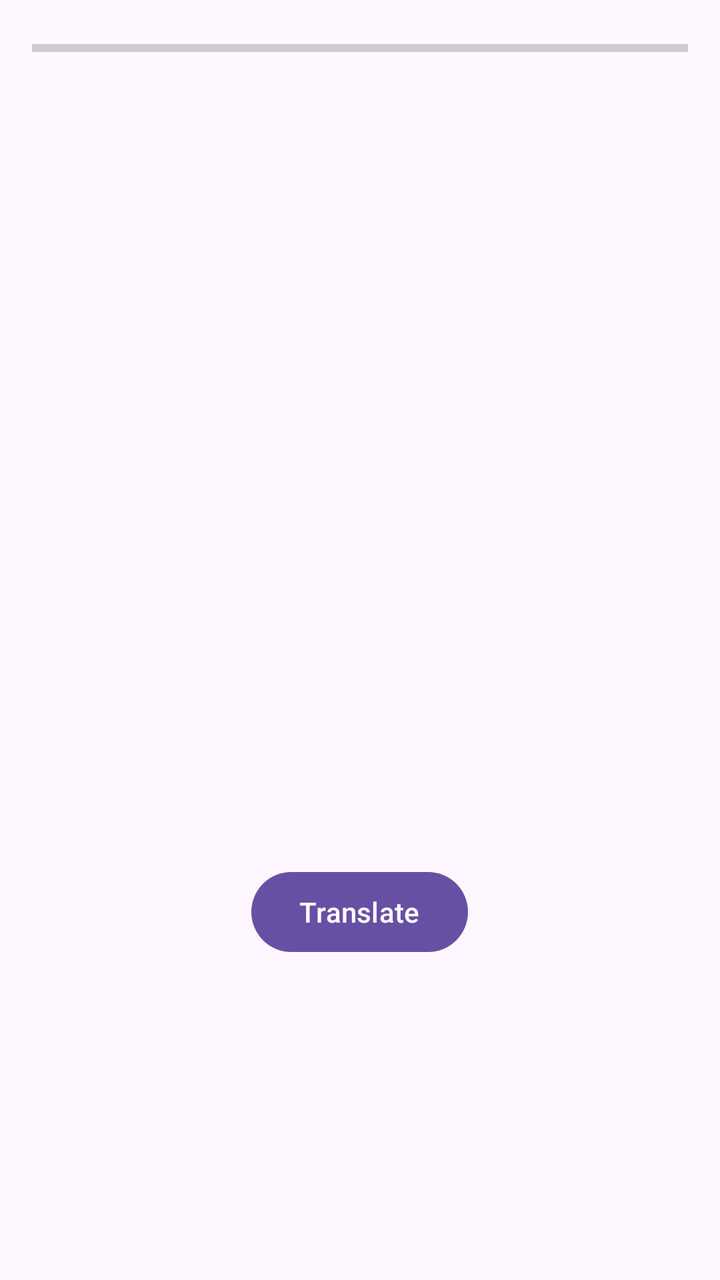
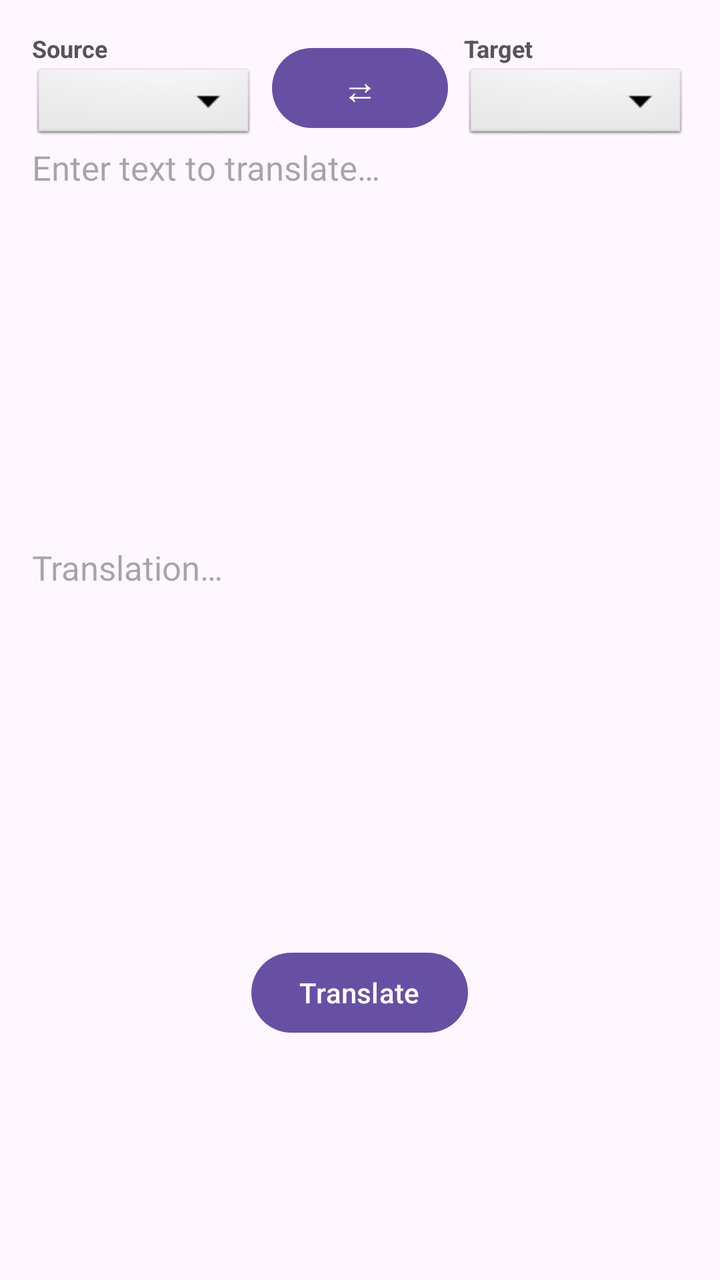

The first picture is an Android layout as it rendered before a commit; the second is the same layout after the commit. The layout source and the unified diff follow.
<!-- AndroidManifest.xml: application theme Theme.TFLiteAudio -->
<!-- res/layout/activity_main.xml -->
<androidx.coordinatorlayout.widget.CoordinatorLayout xmlns:android="http://schemas.android.com/apk/res/android"
    xmlns:tools="http://schemas.android.com/tools"
    android:layout_width="match_parent"
    android:layout_height="match_parent"
    android:keepScreenOn="true"
    android:fitsSystemWindows="true">
    <LinearLayout
        android:layout_width="match_parent"
        android:layout_height="match_parent"
        android:orientation="vertical"
        android:padding="16dp"
        tools:context="com.seemless.MainActivity">

        <ProgressBar
            android:id="@+id/progressBar"
            style="@style/Widget.AppCompat.ProgressBar.Horizontal"
            android:layout_width="match_parent"
            android:layout_height="wrap_content" />

        <RelativeLayout
            android:layout_width="match_parent"
            android:layout_height="0dp"
            android:layout_weight="1">
            <ScrollView
                android:id="@+id/scroll_input"
                android:layout_width="match_parent"
                android:layout_height="200dp">
                <EditText
                    android:id="@+id/etvInput"
                    android:layout_width="match_parent"
                    android:layout_height="wrap_content"
                    android:background="@null"
                    android:textSize="17sp" />
            </ScrollView>

            <ScrollView
                android:id="@+id/scroll_output"
                android:layout_width="match_parent"
                android:layout_height="200dp"
                android:layout_below="@id/scroll_input">
                <EditText
                    android:id="@+id/etvResult"
                    android:layout_width="match_parent"
                    android:layout_height="wrap_content"
                    android:background="@null"
                    android:textSize="17sp" />
            </ScrollView>
            <Button
                android:id="@+id/translateButton"
                android:layout_width="wrap_content"
                android:layout_height="wrap_content"
                android:text="Translate"
                android:layout_centerHorizontal="true"
                android:layout_below="@id/scroll_output"/>

        </RelativeLayout>

    </LinearLayout>
</androidx.coordinatorlayout.widget.CoordinatorLayout>
<!-- resources referenced by this layout -->
<resources>
  <style name="Theme.TFLiteAudio" parent="Theme.Material3.DayNight.NoActionBar">
          
          
      </style>
</resources>

<!-- the commit's change to res/layout/activity_main.xml (unified diff, before → after) -->
@@ -1,9 +1,11 @@
-<androidx.coordinatorlayout.widget.CoordinatorLayout xmlns:android="http://schemas.android.com/apk/res/android"
+<androidx.coordinatorlayout.widget.CoordinatorLayout
+    xmlns:android="http://schemas.android.com/apk/res/android"
     xmlns:tools="http://schemas.android.com/tools"
     android:layout_width="match_parent"
     android:layout_height="match_parent"
     android:keepScreenOn="true"
     android:fitsSystemWindows="true">
+
     <LinearLayout
         android:layout_width="match_parent"
         android:layout_height="match_parent"
@@ -11,47 +13,145 @@
         android:padding="16dp"
         tools:context="com.seemless.MainActivity">
 
+        
         <ProgressBar
             android:id="@+id/progressBar"
             style="@style/Widget.AppCompat.ProgressBar.Horizontal"
             android:layout_width="match_parent"
-            android:layout_height="wrap_content" />
+            android:layout_height="wrap_content"
+            android:visibility="gone" />
 
         <RelativeLayout
             android:layout_width="match_parent"
             android:layout_height="0dp"
             android:layout_weight="1">
+
+            
+            <LinearLayout
+                android:id="@+id/langRow"
+                android:layout_width="match_parent"
+                android:layout_height="wrap_content"
+                android:orientation="horizontal"
+                android:gravity="center_vertical"
+                android:layout_alignParentTop="true">
+
+                
+                <LinearLayout
+                    android:layout_width="0dp"
+                    android:layout_height="wrap_content"
+                    android:layout_weight="1"
+                    android:orientation="vertical">
+
+                    <TextView
+                        android:layout_width="match_parent"
+                        android:layout_height="wrap_content"
+                        android:text="Source"
+                        android:textSize="12sp"
+                        android:textColor="#555555"
+                        android:textStyle="bold" />
+
+                    <Spinner
+                        android:id="@+id/spinnerSource"
+                        android:layout_width="match_parent"
+                        android:layout_height="40dp"
+                        android:background="@android:drawable/btn_dropdown" />
+
+                    <EditText
+                        android:id="@+id/etvCustomSource"
+                        android:layout_width="match_parent"
+                        android:layout_height="wrap_content"
+                        android:hint="e.g. de-DE"
+                        android:textSize="13sp"
+                        android:visibility="gone"
+                        android:inputType="text" />
+                </LinearLayout>
+
+                
+                <Button
+                    android:id="@+id/btnSwap"
+                    android:layout_width="wrap_content"
+                    android:layout_height="wrap_content"
+                    android:layout_marginStart="8dp"
+                    android:layout_marginEnd="8dp"
+                    android:textColor="@color/white"
+                    android:text="⇄"
+                    android:textSize="18dp" />
+
+                
+                <LinearLayout
+                    android:layout_width="0dp"
+                    android:layout_height="wrap_content"
+                    android:layout_weight="1"
+                    android:orientation="vertical">
+
+                    <TextView
+                        android:layout_width="match_parent"
+                        android:layout_height="wrap_content"
+                        android:text="Target"
+                        android:textSize="12sp"
+                        android:textColor="#555555"
+                        android:textStyle="bold" />
+
+                    <Spinner
+                        android:id="@+id/spinnerTarget"
+                        android:layout_width="match_parent"
+                        android:layout_height="40dp"
+                        android:background="@android:drawable/btn_dropdown" />
+
+                    <EditText
+                        android:id="@+id/etvCustomTarget"
+                        android:layout_width="match_parent"
+                        android:layout_height="wrap_content"
+                        android:hint="e.g. de-DE"
+                        android:textSize="13sp"
+                        android:visibility="gone"
+                        android:inputType="text" />
+                </LinearLayout>
+
+            </LinearLayout>
+
+            
             <ScrollView
                 android:id="@+id/scroll_input"
                 android:layout_width="match_parent"
-                android:layout_height="200dp">
+                android:layout_height="200dp"
+                android:layout_below="@id/langRow">
+
                 <EditText
                     android:id="@+id/etvInput"
                     android:layout_width="match_parent"
                     android:layout_height="wrap_content"
                     android:background="@null"
-                    android:textSize="17sp" />
+                    android:textSize="17sp"
+                    android:hint="Enter text to translate…" />
             </ScrollView>
 
+            
             <ScrollView
                 android:id="@+id/scroll_output"
                 android:layout_width="match_parent"
                 android:layout_height="200dp"
                 android:layout_below="@id/scroll_input">
+
                 <EditText
                     android:id="@+id/etvResult"
                     android:layout_width="match_parent"
                     android:layout_height="wrap_content"
                     android:background="@null"
-                    android:textSize="17sp" />
+                    android:textSize="17sp"
+                    android:hint="Translation…"
+                    android:cursorVisible="false"
+                    android:focusable="false" />
             </ScrollView>
+
+            
             <Button
                 android:id="@+id/translateButton"
                 android:layout_width="wrap_content"
                 android:layout_height="wrap_content"
                 android:text="Translate"
                 android:layout_centerHorizontal="true"
-                android:layout_below="@id/scroll_output"/>
+                android:layout_below="@id/scroll_output" />
 
         </RelativeLayout>
 
<!-- resource entries referenced after the edit -->
@@ -1,5 +1,6 @@
 <!-- resources referenced by this layout -->
 <resources>
+  <color name="white">#FFFFFFFF</color>
   <style name="Theme.TFLiteAudio" parent="Theme.Material3.DayNight.NoActionBar">
           
           
